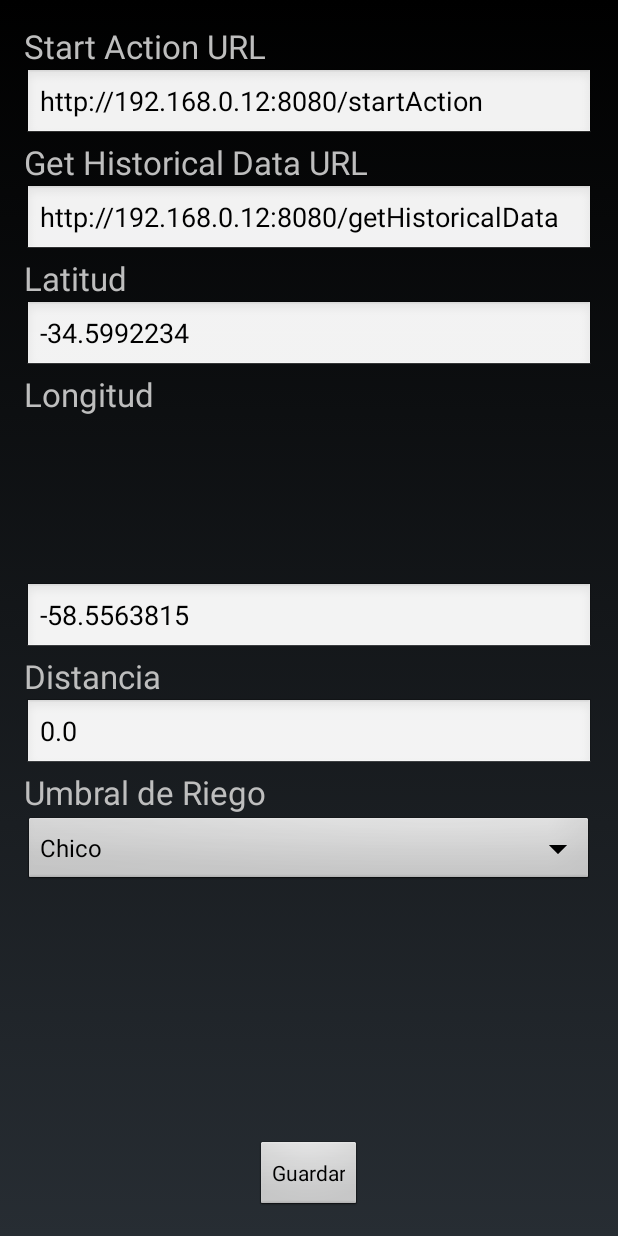
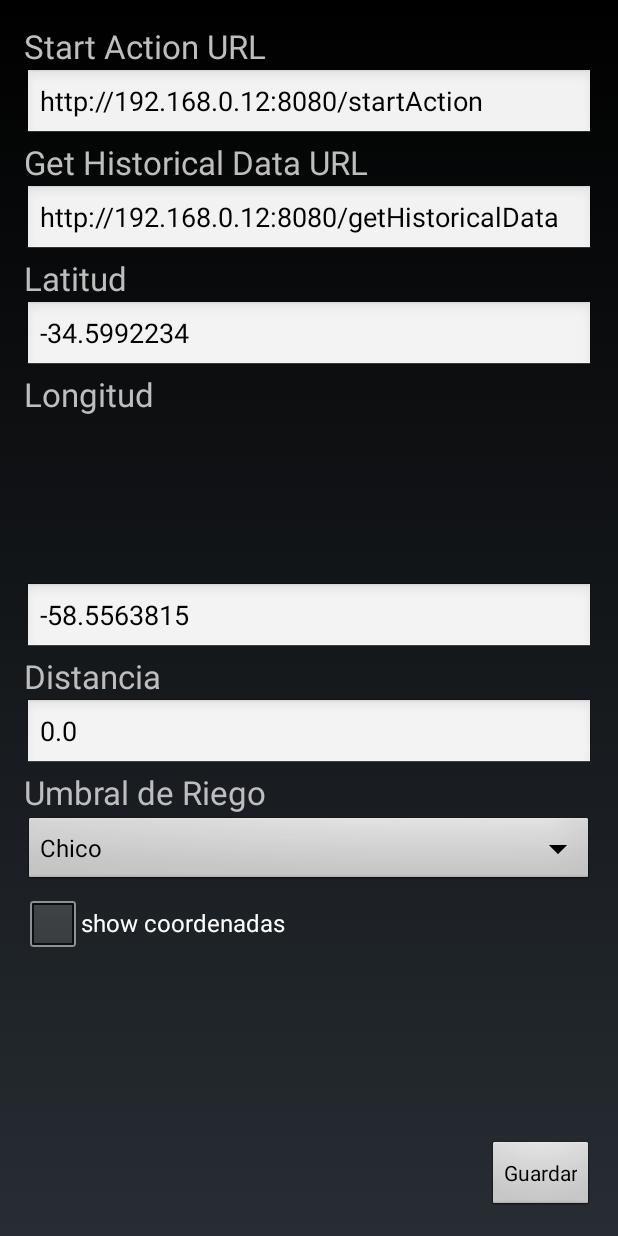
Before and after one commit to amper88/smartshower, an Android app: the screen it shows after launch (ConfigurationActivity), after a tap on "Configuración", on a phone screen of 412 x 824 dp. Run offline under Robolectric (Android 15) with nearby library versions, the light colour scheme and no system bars.

Commit message:
Show coord+not found validation

```diff
--- a/app/src/main/java/com/amper/smartshower/ConfigurationActivity.java
+++ b/app/src/main/java/com/amper/smartshower/ConfigurationActivity.java
@@ -3,6 +3,7 @@ package com.amper.smartshower;
 import android.app.Activity;
 import android.os.Bundle;
 import android.view.View;
+import android.widget.CheckBox;
 import android.widget.EditText;
 import android.widget.Toast;
 
@@ -29,6 +30,9 @@ public class ConfigurationActivity extends Activity {
 
         EditText edDistancia = (EditText) findViewById(R.id.EditTextDistancia);
         edDistancia.setText(""+GlobalConfigurationSingleton.getInstance().getDistancia());
+
+        CheckBox chkCoord =(CheckBox) findViewById(R.id.showCoordenadas);
+        chkCoord.setChecked(GlobalConfigurationSingleton.getInstance().getShowCoordenadas());
     }
 
     public void saveConfigurationAction(View v) {
@@ -47,6 +51,10 @@ public class ConfigurationActivity extends Activity {
         EditText edDistancia = (EditText)findViewById(R.id.EditTextDistancia);
         GlobalConfigurationSingleton.getInstance().setDistancia(Double.parseDouble(edDistancia.getText().toString()));
 
+        CheckBox chkCoord =(CheckBox) findViewById(R.id.showCoordenadas);
+        GlobalConfigurationSingleton.getInstance().setShowCoordenadas(chkCoord.isChecked());
+
+
 
         Toast.makeText(this.getBaseContext(), "Guardado",Toast.LENGTH_LONG).show();
     }
--- a/app/src/main/java/com/amper/smartshower/HistoricalActivity.java
+++ b/app/src/main/java/com/amper/smartshower/HistoricalActivity.java
@@ -24,11 +24,10 @@ public class HistoricalActivity extends Activity {
         String data = RestUtil.getJSON(GlobalConfigurationSingleton.getInstance().getUrlGetRiegos(), 3000);
 
         Log.d("obtenerRiegos", "TERMINE GET JSON EN:"+GlobalConfigurationSingleton.getInstance().getUrlGetRiegos());
-
-        if(data == null){
+        if(data == null || data.toString().toLowerCase().contains("not found")){
             //throw new Exception("Request Failed");
             Toast toast = Toast.makeText(getBaseContext(),
-                        "Error de conexión. Compruebe su su configuración. Saliendo. ", Toast.LENGTH_LONG);
+                        "Error de conexión. Compruebe su configuración. Saliendo. ", Toast.LENGTH_LONG);
             toast.setGravity(Gravity.CENTER_VERTICAL|Gravity.CENTER_HORIZONTAL, 0, 0);
             toast.show();
             this.finish();
--- a/app/src/main/java/com/amper/smartshower/util/GlobalConfigurationSingleton.java
+++ b/app/src/main/java/com/amper/smartshower/util/GlobalConfigurationSingleton.java
@@ -14,6 +14,8 @@ public class GlobalConfigurationSingleton {
     private double longitud;
     private double distancia;
 
+    private boolean showCoordenadas;
+
     // Set default Riegos values and restrict the constructor from being instantiated
     private GlobalConfigurationSingleton(){
         this.urlGetRiegos    = "http://192.168.0.12:8080/getHistoricalData";
@@ -22,6 +24,8 @@ public class GlobalConfigurationSingleton {
         this.latitud   = -34.5992234;
         this.longitud  = -58.5563815;
         this.distancia = 0;
+
+        this.showCoordenadas = false;
     }
 
     // Getters & Setters
@@ -55,7 +59,10 @@ public class GlobalConfigurationSingleton {
     public double getDistancia(){
         return this.distancia;
     }
-
+    public boolean getShowCoordenadas(){return this.showCoordenadas;};
+    public void setShowCoordenadas(boolean d){
+        this.showCoordenadas=d;
+    }
 
     // GetInstance
     public static synchronized GlobalConfigurationSingleton getInstance(){
--- a/app/src/main/res/layout/activity_configuration.xml
+++ b/app/src/main/res/layout/activity_configuration.xml
@@ -148,6 +148,16 @@
         android:enabled="true"
         android:onClick="saveConfigurationAction"
         android:layout_alignParentBottom="true"
-        android:layout_centerHorizontal="true" />
+        android:layout_alignRight="@+id/SpinnerUmbralesRiego"
+        android:layout_alignEnd="@+id/SpinnerUmbralesRiego" />
+
+    <CheckBox
+        android:layout_width="wrap_content"
+        android:layout_height="wrap_content"
+        android:text="show coordenadas"
+        android:id="@+id/showCoordenadas"
+        android:layout_below="@+id/SpinnerUmbralesRiego"
+        android:layout_alignParentLeft="true"
+        android:layout_alignParentStart="true" />
 
 </RelativeLayout>
```
Also changed, not shown: app/src/main/java/com/amper/smartshower/location/RiegosLocationListener.java (+16 -16 lines).
